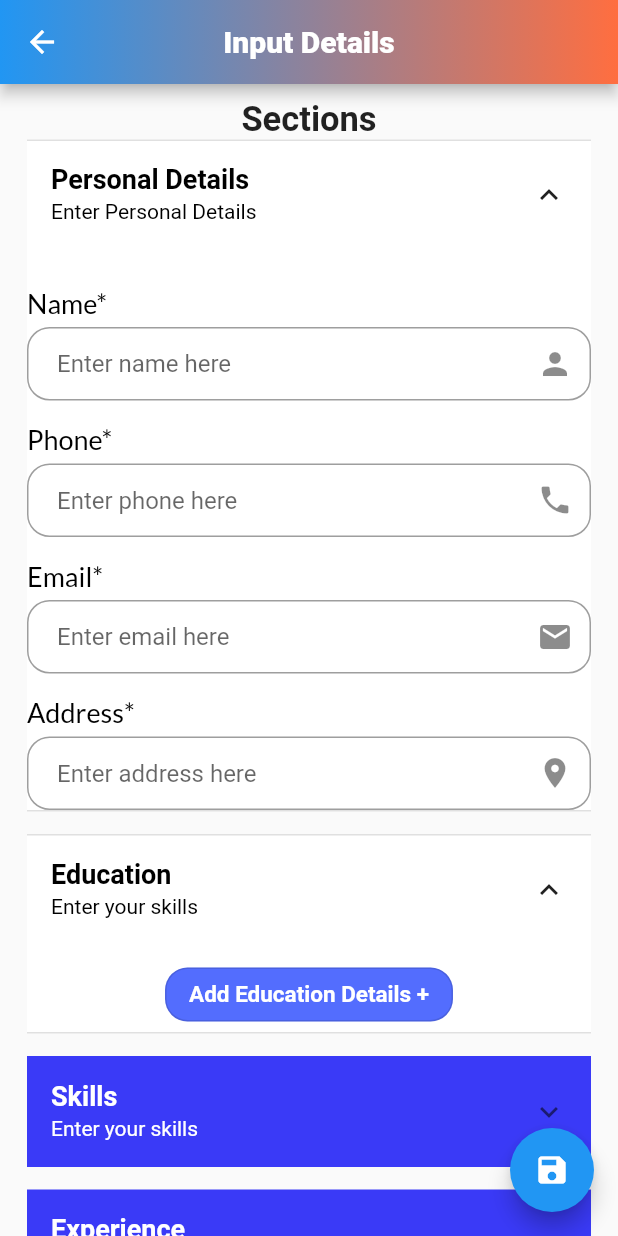
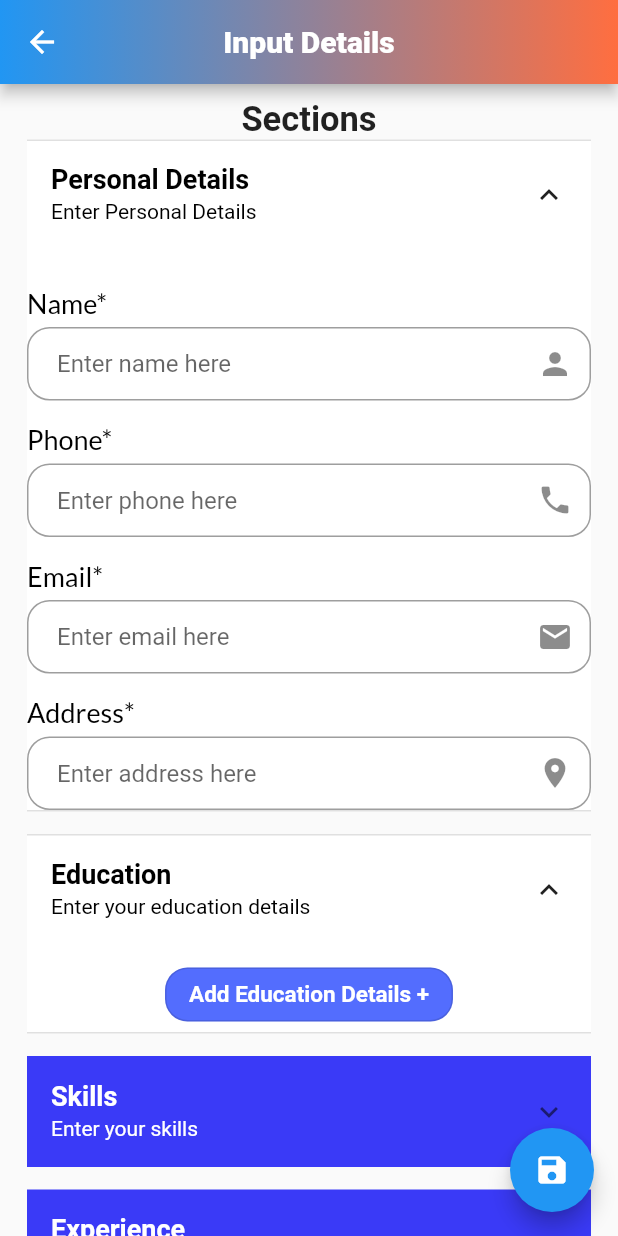
Before and after one commit to Prajwal-2002/resume_builder, a Flutter app: the InputDetails screen opened directly, after a tap on "Personal Details", after a tap on "Education", after a tap on "Add Education Details +", on a phone screen of 412 x 824 dp. Run offline on Flutter 3.47's test engine with Material 2 defaults, Android fonts, the phone set to English and light mode, and no system bars; our stand-ins replace google_fonts, image_picker, pdf, printing; missing offline and left inert: open_file_safe.

Commit message:
dynamic input

```diff
--- a/lib/ui/screens/input_details.dart
+++ b/lib/ui/screens/input_details.dart
@@ -31,7 +31,7 @@ class _InputDetailsState extends State<InputDetails> {
   final List<String> _skills = [];
   final educationWidgets = [];
   final List<Education> education = [];
-  //late List<Widget> educationDetails;
+  late List<Widget> educationDetails;
 
   @override
   void initState() {
@@ -49,7 +49,7 @@ class _InputDetailsState extends State<InputDetails> {
     _companyController = TextEditingController();
     _descriptionController = TextEditingController();
     _skillController = TextEditingController();
-    /*educationDetails = [
+    educationDetails = [
       input_fields(_courseController, "Course*", "Enter course here",
           TextInputAction.next, Icons.book),
       input_fields(_schoolController, "School*", "Enter school here",
@@ -58,7 +58,7 @@ class _InputDetailsState extends State<InputDetails> {
           TextInputAction.next, Icons.grade),
       input_fields(_yearController, "Year*", "Enter year here",
           TextInputAction.next, Icons.calendar_month),
-    ];*/
+    ];
   }
 
   @override
@@ -145,7 +145,7 @@ class _InputDetailsState extends State<InputDetails> {
             ),
             expandedAlignment: Alignment.center,
             iconColor: Colors.black87,
-            subtitle: const Text("Enter your skills"),
+            subtitle: const Text("Enter your education details"),
             children: [
               OutlinedButton(
                   onPressed: () {
@@ -215,7 +215,34 @@ class _InputDetailsState extends State<InputDetails> {
                   ? SizedBox(
                       height: 1,
                     )
-                  : _displaySkillsWidgets(),
+                  : Column(
+                      children: [
+                        ...skillsWidgets,
+                        SizedBox(
+                          height: 15,
+                        ),
+                        OutlinedButton(
+                            onPressed: () {
+                              setState(() {
+                                _removeSkills();
+                              });
+                            },
+                            style: ButtonStyle(
+                                backgroundColor: MaterialStateProperty.all(
+                                    Colors.indigoAccent),
+                                shape: MaterialStateProperty.all(
+                                    RoundedRectangleBorder(
+                                        borderRadius:
+                                            BorderRadius.circular(15.0)))),
+                            child: const Text(
+                              "Remove Skills -",
+                              style: TextStyle(
+                                  fontWeight: FontWeight.bold,
+                                  color: Colors.white,
+                                  fontSize: 15),
+                            )),
+                      ],
+                    )
             ],
             backgroundColor: Colors.white,
             collapsedBackgroundColor: const Color.fromARGB(255, 58, 58, 247),
@@ -235,16 +262,7 @@ class _InputDetailsState extends State<InputDetails> {
 
   _addEducation() {
     setState(() {
-      educationWidgets.addAll([
-        input_fields(_courseController, "Course*", "Enter course here",
-            TextInputAction.next, Icons.book),
-        input_fields(_schoolController, "School*", "Enter school here",
-            TextInputAction.next, Icons.school),
-        input_fields(_cgpaController, "Grade/Score*", "Enter CGPA here",
-            TextInputAction.next, Icons.grade),
-        input_fields(_yearController, "Year*", "Enter year here",
-            TextInputAction.next, Icons.calendar_month)
-      ]);
+      educationWidgets.addAll(educationDetails);
       education.add(Education(
         cgpa: _cgpaController.text,
         course: _courseController.text,
@@ -275,7 +293,7 @@ class _InputDetailsState extends State<InputDetails> {
       skillsWidgets.add(input_fields(
           _skillController,
           "Skill",
-          "Enter skill " + skillsWidgets.length.toString(),
+          "Enter skill " + (skillsWidgets.length + 1).toString(),
           TextInputAction.next,
           Icons.workspace_premium));
 
```
